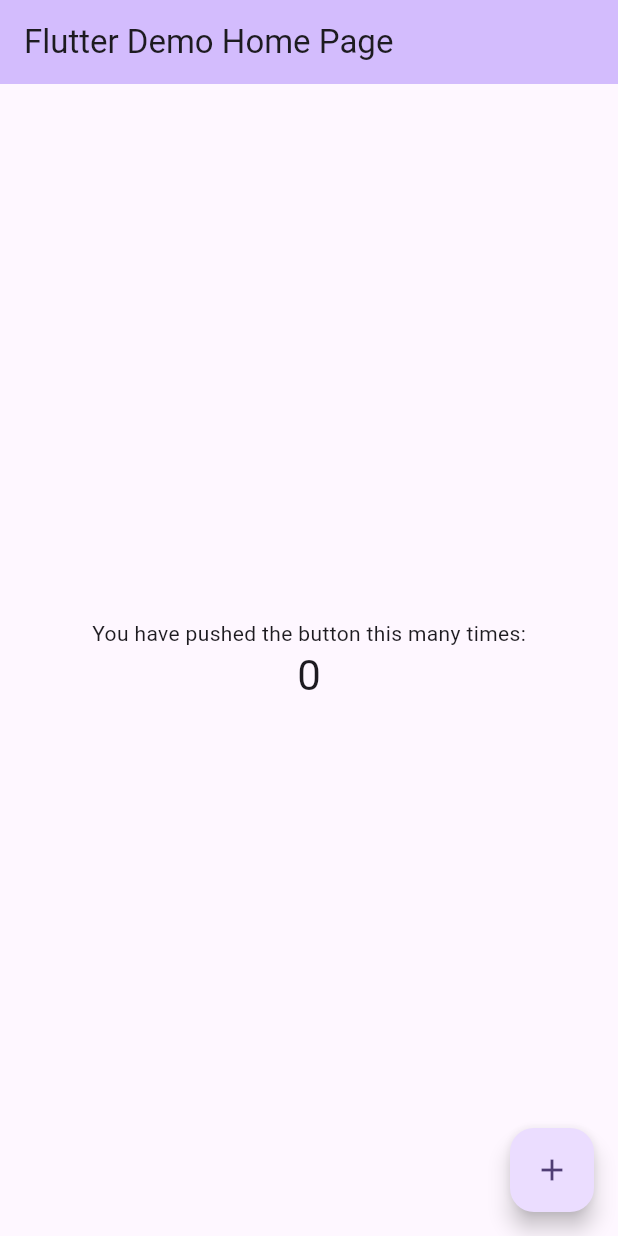
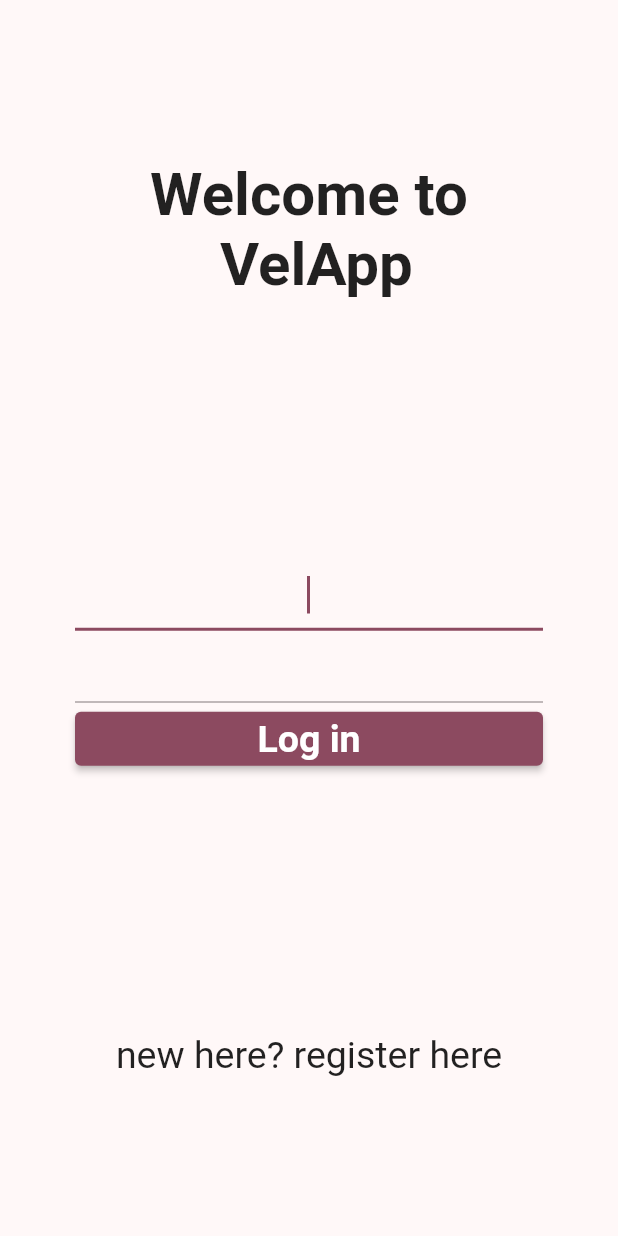
Before and after one commit to edunickdev/VelApp, a Flutter app: the screen it shows after launch, on a phone screen of 412 x 824 dp. Run offline on Flutter 3.47's test engine with Material 2 defaults, Android fonts, the light colour scheme and no system bars.

Commit message:
building login instances

```diff
--- /dev/null
+++ b/lib/config/theme/app_theme.dart
@@ -0,0 +1,25 @@
+import 'package:flutter/material.dart';
+
+const Color _customColor = Color.fromARGB(255, 211, 162, 25);
+
+const List<Color> _colorThemes = [
+  _customColor,
+  Colors.black,
+  Colors.yellowAccent,
+];
+
+class AppTheme {
+  final int selectedColor;
+
+  AppTheme({this.selectedColor = 0})
+      : assert(selectedColor >= 0 && selectedColor <= _colorThemes.length - 1,
+            'Colors must be between 0 and ${_colorThemes.length}');
+
+  ThemeData theme() {
+    return ThemeData(
+        useMaterial3: false,
+        colorSchemeSeed: _colorThemes[selectedColor],
+        // brightness: Brightness.dark
+      );
+  }
+}
--- a/lib/main.dart
+++ b/lib/main.dart
@@ -1,125 +1,20 @@
 import 'package:flutter/material.dart';
+import 'package:vel_app/config/theme/app_theme.dart';
+import 'package:vel_app/presentation/login_signin/screens/login_screen.dart';
+import 'package:vel_app/presentation/main/screens/home_page.dart/home_page.dart';
 
-void main() {
-  runApp(const MyApp());
-}
+void main() => runApp(const MyApp());
 
 class MyApp extends StatelessWidget {
   const MyApp({super.key});
 
-  // This widget is the root of your application.
   @override
   Widget build(BuildContext context) {
     return MaterialApp(
-      title: 'Flutter Demo',
-      theme: ThemeData(
-        // This is the theme of your application.
-        //
-        // TRY THIS: Try running your application with "flutter run". You'll see
-        // the application has a blue toolbar. Then, without quitting the app,
-        // try changing the seedColor in the colorScheme below to Colors.green
-        // and then invoke "hot reload" (save your changes or press the "hot
-        // reload" button in a Flutter-supported IDE, or press "r" if you used
-        // the command line to start the app).
-        //
-        // Notice that the counter didn't reset back to zero; the application
-        // state is not lost during the reload. To reset the state, use hot
-        // restart instead.
-        //
-        // This works for code too, not just values: Most code changes can be
-        // tested with just a hot reload.
-        colorScheme: ColorScheme.fromSeed(seedColor: Colors.deepPurple),
-        useMaterial3: true,
-      ),
-      home: const MyHomePage(title: 'Flutter Demo Home Page'),
+      debugShowCheckedModeBanner: false,
+      theme: AppTheme(selectedColor: 1).theme(),
+      title: 'VelApp',
+      home: const LoginScreen(),
     );
   }
 }
-
-class MyHomePage extends StatefulWidget {
-  const MyHomePage({super.key, required this.title});
-
-  // This widget is the home page of your application. It is stateful, meaning
-  // that it has a State object (defined below) that contains fields that affect
-  // how it looks.
-
-  // This class is the configuration for the state. It holds the values (in this
-  // case the title) provided by the parent (in this case the App widget) and
-  // used by the build method of the State. Fields in a Widget subclass are
-  // always marked "final".
-
-  final String title;
-
-  @override
-  State<MyHomePage> createState() => _MyHomePageState();
-}
-
-class _MyHomePageState extends State<MyHomePage> {
-  int _counter = 0;
-
-  void _incrementCounter() {
-    setState(() {
-      // This call to setState tells the Flutter framework that something has
-      // changed in this State, which causes it to rerun the build method below
-      // so that the display can reflect the updated values. If we changed
-      // _counter without calling setState(), then the build method would not be
-      // called again, and so nothing would appear to happen.
-      _counter++;
-    });
-  }
-
-  @override
-  Widget build(BuildContext context) {
-    // This method is rerun every time setState is called, for instance as done
-    // by the _incrementCounter method above.
-    //
-    // The Flutter framework has been optimized to make rerunning build methods
-    // fast, so that you can just rebuild anything that needs updating rather
-    // than having to individually change instances of widgets.
-    return Scaffold(
-      appBar: AppBar(
-        // TRY THIS: Try changing the color here to a specific color (to
-        // Colors.amber, perhaps?) and trigger a hot reload to see the AppBar
-        // change color while the other colors stay the same.
-        backgroundColor: Theme.of(context).colorScheme.inversePrimary,
-        // Here we take the value from the MyHomePage object that was created by
-        // the App.build method, and use it to set our appbar title.
-        title: Text(widget.title),
-      ),
-      body: Center(
-        // Center is a layout widget. It takes a single child and positions it
-        // in the middle of the parent.
-        child: Column(
-          // Column is also a layout widget. It takes a list of children and
-          // arranges them vertically. By default, it sizes itself to fit its
-          // children horizontally, and tries to be as tall as its parent.
-          //
-          // Column has various properties to control how it sizes itself and
-          // how it positions its children. Here we use mainAxisAlignment to
-          // center the children vertically; the main axis here is the vertical
-          // axis because Columns are vertical (the cross axis would be
-          // horizontal).
-          //
-          // TRY THIS: Invoke "debug painting" (choose the "Toggle Debug Paint"
-          // action in the IDE, or press "p" in the console), to see the
-          // wireframe for each widget.
-          mainAxisAlignment: MainAxisAlignment.center,
-          children: <Widget>[
-            const Text(
-              'You have pushed the button this many times:',
-            ),
-            Text(
-              '$_counter',
-              style: Theme.of(context).textTheme.headlineMedium,
-            ),
-          ],
-        ),
-      ),
-      floatingActionButton: FloatingActionButton(
-        onPressed: _incrementCounter,
-        tooltip: 'Increment',
-        child: const Icon(Icons.add),
-      ), // This trailing comma makes auto-formatting nicer for build methods.
-    );
-  }
-}
--- /dev/null
+++ b/lib/presentation/login_signin/screens/login_screen.dart
@@ -0,0 +1,55 @@
+import 'package:flutter/material.dart';
+import 'package:vel_app/presentation/login_signin/wodgets/custom_button.dart';
+
+class LoginScreen extends StatelessWidget {
+  const LoginScreen({super.key});
+
+  @override
+  Widget build(BuildContext context) {
+    return Scaffold(
+      body: Padding(
+        padding: const EdgeInsets.symmetric(horizontal: 50, vertical: 20),
+        child: Column(
+          mainAxisAlignment: MainAxisAlignment.spaceAround,
+          children: [
+            const Text(
+              'Welcome to \n VelApp',
+              textAlign: TextAlign.center,
+              style: TextStyle(fontSize: 40, fontWeight: FontWeight.bold),
+            ),
+            Form(
+              child: Column(
+                children: [
+                  const CustomTextInput(
+                    autofocus: true,
+                    heightCursor: 25,
+                    keyboardType: TextInputType.emailAddress,
+                    alignText: TextAlign.center,
+                    shadow: false,
+                  ),
+                  const CustomTextInput(
+                      autofocus: true,
+                      heightCursor: 25,
+                      keyboardType: TextInputType.text,
+                      alignText: TextAlign.center,
+                      shadow: true),
+                  SizedBox(
+                      width: double.infinity,
+                      child: ElevatedButton(
+                        onPressed: () {},
+                        child: const Text(
+                          'Log in',
+                          style: TextStyle(
+                              fontSize: 25, fontWeight: FontWeight.bold),
+                        ),
+                      ))
+                ],
+              ),
+            ),
+            const Text('new here? register here', style: TextStyle(fontSize: 25),)
+          ],
+        ),
+      ),
+    );
+  }
+}
--- /dev/null
+++ b/lib/presentation/login_signin/wodgets/custom_button.dart
@@ -0,0 +1,28 @@
+import 'package:flutter/material.dart';
+
+class CustomTextInput extends StatelessWidget {
+  final bool autofocus;
+  final double heightCursor;
+  final TextInputType keyboardType;
+  final TextAlign alignText;
+  final bool shadow;
+
+  const CustomTextInput({super.key,
+      this.autofocus = false,
+      required this.heightCursor,
+      required this.keyboardType,
+      required this.alignText,
+      required this.shadow
+    });
+
+  @override
+  Widget build(BuildContext context) {
+    return TextFormField(
+      autofocus: autofocus,
+      cursorHeight: heightCursor,
+      keyboardType: keyboardType,
+      textAlign: alignText,
+      obscureText: true,
+    );
+  }
+}
--- /dev/null
+++ b/lib/presentation/main/screens/home_page.dart/home_page.dart
@@ -0,0 +1,23 @@
+import 'package:flutter/material.dart';
+
+class HomePage extends StatelessWidget {
+  const HomePage({
+    super.key,
+  });
+
+  @override
+  Widget build(BuildContext context) {
+    return Scaffold(
+      appBar: AppBar(
+        title: const Text(
+          'VelApp',
+          style: TextStyle(fontSize: 45, fontWeight: FontWeight.bold),
+          textAlign: TextAlign.center,
+        ),
+      ),
+      body: const Center(
+        child: Text('Hello World'),
+      ),
+    );
+  }
+}
```
